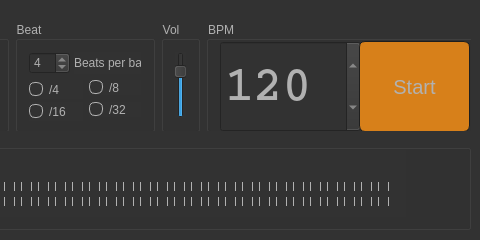
Above: mainwindow.ui from cruvar/gui_metronome before the change; both pictures show x 300 to 780 and y 0 to 240 of the 780 by 240 pixel window. Below: the same form after it.
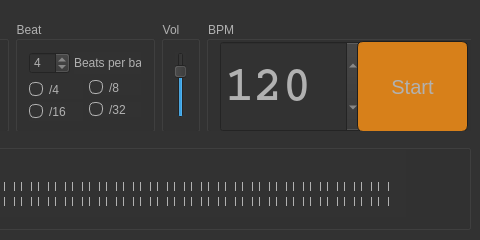
That is the form after the change. Icons and pictures are not drawn.

Patch:
```diff
--- a/mainwindow.ui
+++ b/mainwindow.ui
@@ -1344,10 +1344,10 @@
          <number>0</number>
         </property>
         <property name="rightMargin">
-         <number>4</number>
+         <number>6</number>
         </property>
         <property name="bottomMargin">
-         <number>2</number>
+         <number>6</number>
         </property>
         <item>
          <widget class="QSpinBox" name="bpmSB">
@@ -1545,7 +1545,7 @@
            <number>10</number>
           </property>
           <property name="maximum">
-           <number>360</number>
+           <number>240</number>
           </property>
           <property name="value">
            <number>120</number>
@@ -1553,6 +1553,19 @@
          </widget>
         </item>
         <item>
+         <spacer name="horizontalSpacer_7">
+          <property name="orientation">
+           <enum>Qt::Horizontal</enum>
+          </property>
+          <property name="sizeHint" stdset="0">
+           <size>
+            <width>40</width>
+            <height>20</height>
+           </size>
+          </property>
+         </spacer>
+        </item>
+        <item alignment="Qt::AlignHCenter|Qt::AlignVCenter">
          <widget class="QPushButton" name="playButton">
           <property name="minimumSize">
            <size>
```
